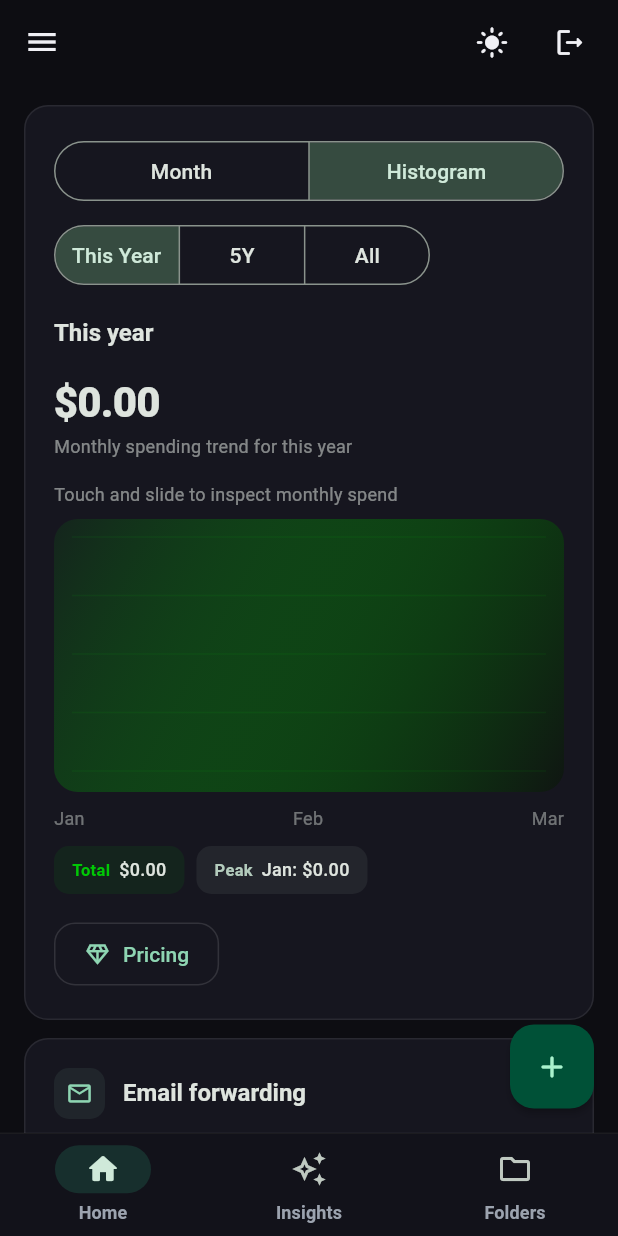
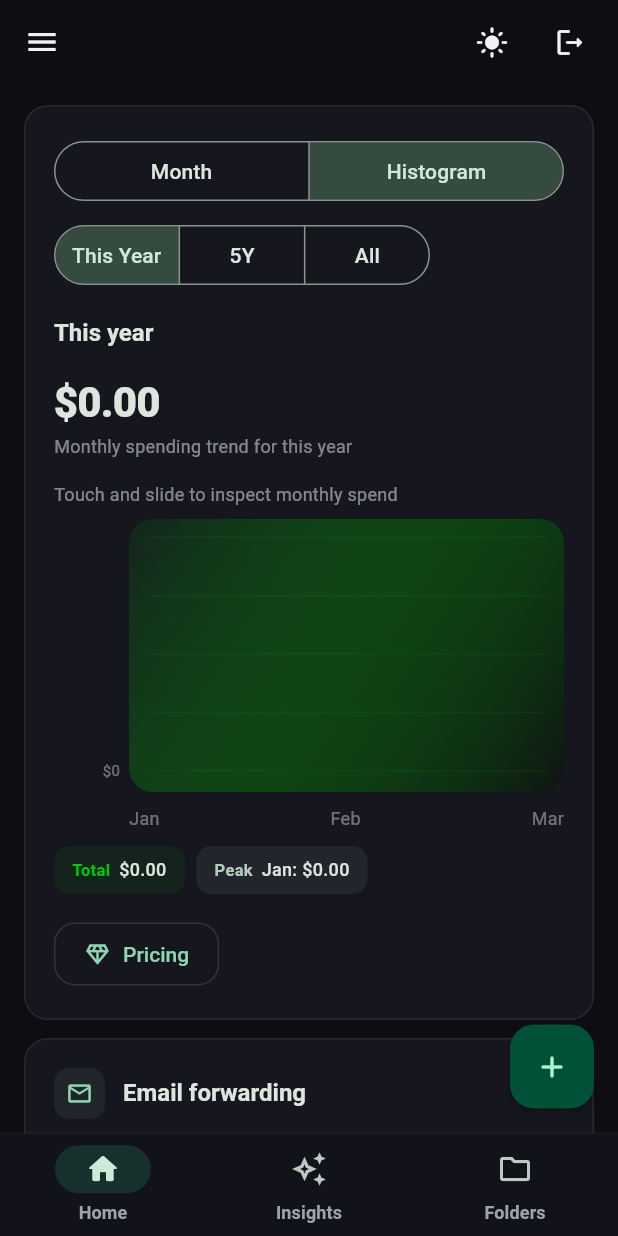
Before and after one commit to EdmondMbadu/receiptnest-mobile, a Flutter app: the screen it shows once a user with an empty profile is signed in, after a tap on "Histogram", on a phone screen of 412 x 824 dp. Run offline on Flutter 3.47's test engine with Material 3 defaults, Android fonts, the phone set to English and light mode, and no system bars; our stand-ins replace cached_network_image, cloud_firestore, cloud_functions, file_picker, firebase_auth, firebase_core and 9 more; accounts and stored records are empty; generated files the repository leaves out were written again; network calls fail.

Commit message:
added the hisogram graph

```diff
--- a/lib/src/features/home/presentation/home_screen.dart
+++ b/lib/src/features/home/presentation/home_screen.dart
@@ -5,6 +5,7 @@ import 'package:flutter/material.dart';
 import 'package:flutter/services.dart';
 import 'package:flutter_riverpod/flutter_riverpod.dart';
 import 'package:go_router/go_router.dart';
+import 'package:intl/intl.dart';
 import 'package:share_plus/share_plus.dart';
 
 import '../../../core/utils/formatters.dart';
@@ -923,6 +924,13 @@ class _HistogramMonthPoint {
   final double amount;
 }
 
+class _HistogramYAxisTick {
+  const _HistogramYAxisTick({required this.fraction, required this.label});
+
+  final double fraction;
+  final String label;
+}
+
 class _RobinhoodMonthlyChart extends StatefulWidget {
   const _RobinhoodMonthlyChart({
     required this.points,
@@ -1168,6 +1176,15 @@ class _HistogramSpendingChart extends StatefulWidget {
 }
 
 class _HistogramSpendingChartState extends State<_HistogramSpendingChart> {
+  static final _axisSmallFormatter = NumberFormat.currency(
+    symbol: r'$',
+    decimalDigits: 0,
+  );
+  static final _axisCompactFormatter = NumberFormat.compactCurrency(
+    symbol: r'$',
+    decimalDigits: 1,
+  );
+
   int? _selectedIndex;
 
   @override
@@ -1216,6 +1233,26 @@ class _HistogramSpendingChartState extends State<_HistogramSpendingChart> {
     return indexes.map((index) => widget.points[index]).toList(growable: false);
   }
 
+  String _formatAxisAmount(double amount) {
+    if (amount == 0) return r'$0';
+    if (amount.abs() < 1000) return _axisSmallFormatter.format(amount);
+    return _axisCompactFormatter.format(amount);
+  }
+
+  List<_HistogramYAxisTick> _yAxisTicks(double maxAmount) {
+    if (maxAmount <= 0) {
+      return const [_HistogramYAxisTick(fraction: 0, label: r'$0')];
+    }
+    return [1.0, 0.75, 0.5, 0.25, 0.0]
+        .map(
+          (fraction) => _HistogramYAxisTick(
+            fraction: fraction,
+            label: _formatAxisAmount(maxAmount * fraction),
+          ),
+        )
+        .toList(growable: false);
+  }
+
   @override
   Widget build(BuildContext context) {
     final cs = Theme.of(context).colorScheme;
@@ -1247,6 +1284,7 @@ class _HistogramSpendingChartState extends State<_HistogramSpendingChart> {
         ? null
         : widget.points[_selectedIndex!.clamp(0, widget.points.length - 1)];
     final labels = _axisLabelPoints();
+    final yAxisTicks = _yAxisTicks(maxAmount);
 
     return Column(
       crossAxisAlignment: CrossAxisAlignment.start,
@@ -1271,8 +1309,49 @@ class _HistogramSpendingChartState extends State<_HistogramSpendingChart> {
                 ),
         ),
         const SizedBox(height: 8),
-        Container(
+        SizedBox(
           height: 182,
+          child: Row(
+            children: [
+              SizedBox(
+                width: 44,
+                child: LayoutBuilder(
+                  builder: (context, constraints) {
+                    final chartHeight = math.max(
+                      1.0,
+                      constraints.maxHeight -
+                          _chartTopPadding -
+                          _chartBottomPadding,
+                    );
+                    return Stack(
+                      children: yAxisTicks
+                          .map((tick) {
+                            final y =
+                                _chartTopPadding +
+                                (chartHeight * (1 - tick.fraction));
+                            return Positioned(
+                              top: y - 7,
+                              right: 0,
+                              child: Text(
+                                tick.label,
+                                style: Theme.of(context).textTheme.bodySmall
+                                    ?.copyWith(
+                                      fontSize: 10,
+                                      color: cs.onSurface.withValues(
+                                        alpha: 0.45,
+                                      ),
+                                    ),
+                              ),
+                            );
+                          })
+                          .toList(growable: false),
+                    );
+                  },
+                ),
+              ),
+              const SizedBox(width: 6),
+              Expanded(
+                child: Container(
                   decoration: BoxDecoration(
                     borderRadius: BorderRadius.circular(16),
                     gradient: LinearGradient(
@@ -1328,8 +1407,14 @@ class _HistogramSpendingChartState extends State<_HistogramSpendingChart> {
                     ),
                   ),
                 ),
+              ),
+            ],
+          ),
+        ),
         const SizedBox(height: 10),
-        Row(
+        Padding(
+          padding: const EdgeInsets.only(left: 50),
+          child: Row(
             mainAxisAlignment: MainAxisAlignment.spaceBetween,
             children: labels
                 .map(
@@ -1341,6 +1426,7 @@ class _HistogramSpendingChartState extends State<_HistogramSpendingChart> {
                   ),
                 )
                 .toList(growable: false),
+          ),
         ),
         const SizedBox(height: 10),
         Row(
```
Lines whose indentation alone changed are shown as unchanged.
